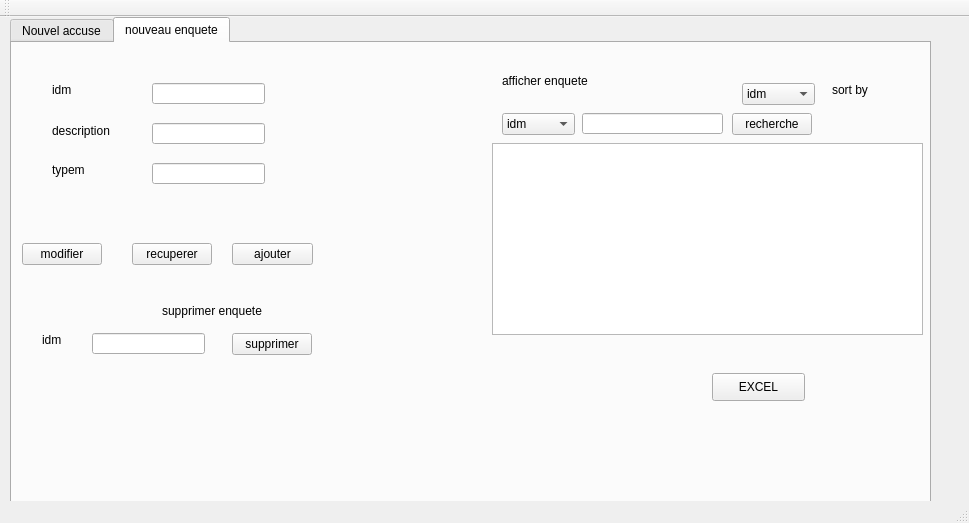
The window that mainwindow.ui (ziheb/projet) describes before a commit, drawn with Qt 5.
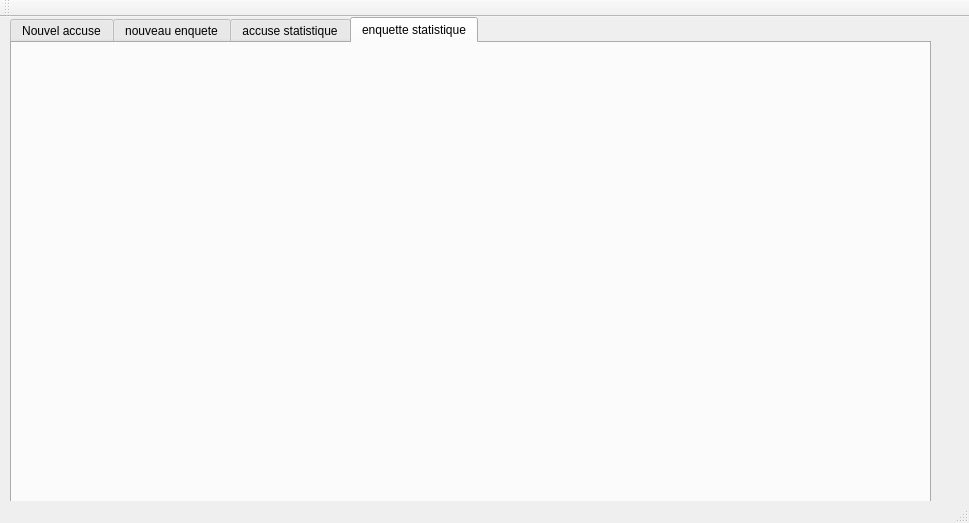
The same window after the commit. Custom widgets are drawn as their Qt base class.

Patch:
```diff
--- a/mainwindow.ui
+++ b/mainwindow.ui
@@ -24,7 +24,7 @@
      </rect>
     </property>
     <property name="currentIndex">
-     <number>1</number>
+     <number>3</number>
     </property>
     <widget class="QWidget" name="tab">
      <attribute name="title">
@@ -630,6 +630,36 @@
       </property>
      </widget>
     </widget>
+    <widget class="QWidget" name="tab_2">
+     <attribute name="title">
+      <string>accuse statistique</string>
+     </attribute>
+     <widget class="QCustomPlot" name="customPlot" native="true">
+      <property name="geometry">
+       <rect>
+        <x>120</x>
+        <y>30</y>
+        <width>661</width>
+        <height>381</height>
+       </rect>
+      </property>
+     </widget>
+    </widget>
+    <widget class="QWidget" name="tab_3">
+     <attribute name="title">
+      <string>enquette statistique</string>
+     </attribute>
+     <widget class="QCustomPlot" name="customPlot_2" native="true">
+      <property name="geometry">
+       <rect>
+        <x>120</x>
+        <y>30</y>
+        <width>661</width>
+        <height>381</height>
+       </rect>
+      </property>
+     </widget>
+    </widget>
    </widget>
   </widget>
   <widget class="QMenuBar" name="menuBar">
@@ -653,6 +683,14 @@
   <widget class="QStatusBar" name="statusBar"/>
  </widget>
  <layoutdefault spacing="6" margin="11"/>
+ <customwidgets>
+  <customwidget>
+   <class>QCustomPlot</class>
+   <extends>QWidget</extends>
+   <header>qcustomplot.h</header>
+   <container>1</container>
+  </customwidget>
+ </customwidgets>
  <resources/>
  <connections/>
 </ui>
```
